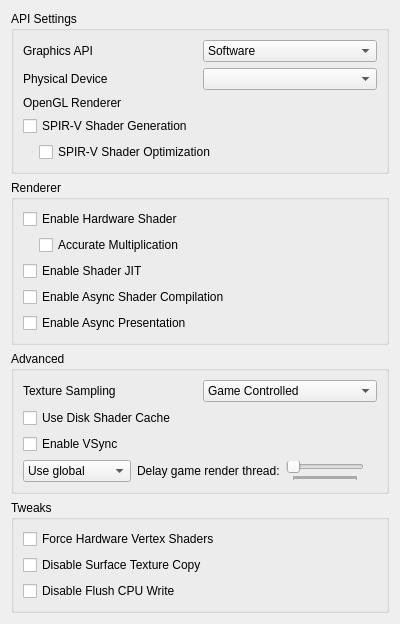
rtiangha/bravely-offline-citra, file src/citra_qt/configuration/configure_graphics.ui: the form before one commit.
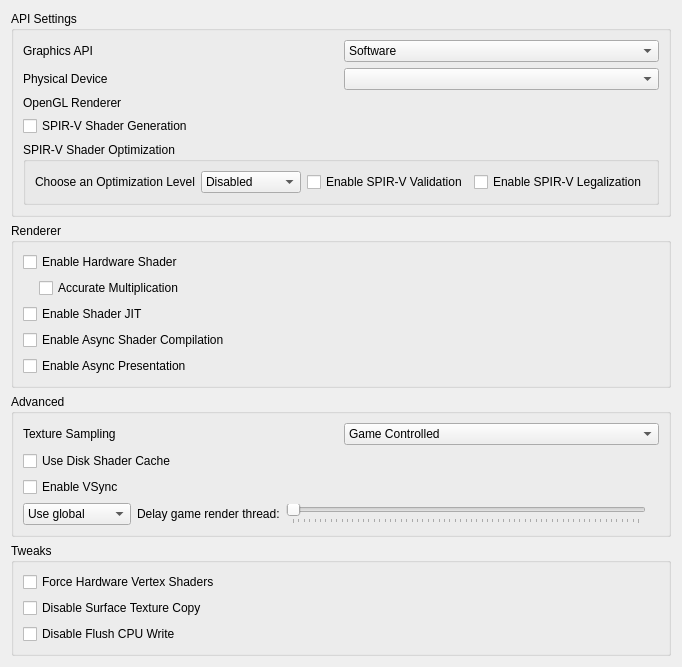
The form after the commit.

Commit message: citra_qt: Add spirv-opt options to set level, validation and legalization

```diff
--- a/src/citra_qt/configuration/configure_graphics.ui
+++ b/src/citra_qt/configuration/configure_graphics.ui
@@ -28,7 +28,7 @@
      <property name="title">
       <string>API Settings</string>
      </property>
-     <layout class="QVBoxLayout" name="verticalLayout_3">
+     <layout class="QVBoxLayout" name="verticalLayout_2">
       <item>
        <widget class="QWidget" name="graphics_api_group" native="true">
         <layout class="QHBoxLayout" name="graphics_api_group_2">
@@ -137,29 +137,73 @@
        </widget>
       </item>
       <item>
-       <widget class="QWidget" name="spirv_shader_group" native="true">
-        <layout class="QVBoxLayout" name="verticalLayout_8">
-         <property name="leftMargin">
-          <number>16</number>
-         </property>
-         <property name="topMargin">
-          <number>0</number>
-         </property>
-         <property name="rightMargin">
-          <number>0</number>
-         </property>
-         <property name="bottomMargin">
-          <number>0</number>
-         </property>
+       <widget class="QGroupBox" name="widget_optimize_spirv">
+        <property name="minimumSize">
+         <size>
+          <width>0</width>
+          <height>0</height>
+         </size>
+        </property>
+        <property name="title">
+         <string>SPIR-V Shader Optimization</string>
+        </property>
+        <layout class="QHBoxLayout" name="verticalLayout_3">
+         <item> 
+          <layout class="QHBoxLayout" name="horizontalLayout_1">
+           <item>
+            <widget class="QLabel" name="label_optimize_spirv">
+             <property name="toolTip">
+              <string>&lt;html&gt;&lt;head/&gt;&lt;body&gt;&lt;p&gt;Performs various optimizations on SPIR-V modules to improve performance and reduce size.&lt;/p&gt;&lt;p&gt;Make sure to empty the shader cache in the Citra folder before changing optimization level. The Citra folder can be accessed through the File menu.&lt;/p&gt;&lt;/body&gt;&lt;/html&gt;</string>
+             </property>
+             <property name="text">
+               <string>Choose an Optimization Level</string>
+             </property>
+            </widget>
+           </item>
+           <item>
+            <widget class="QComboBox" name="optimize_spirv_combobox">
+             <item>
+              <property name="text">
+                  <string>Disabled</string>
+              </property>
+             </item>
+             <item>
+              <property name="text">
+                  <string>Performance</string>
+              </property>
+             </item>
+             <item>
+              <property name="text">
+                  <string>Size</string>
+              </property>
+             </item>
+            </widget>
+           </item>
+          </layout>
+         </item>
          <item>
-          <widget class="QCheckBox" name="optimize_spirv_output">
-           <property name="toolTip">
-            <string>&lt;html&gt;&lt;head/&gt;&lt;body&gt;&lt;p&gt;Performs various optimizations on SPIR-V modules to improve performance and reduce size. &lt;/p&gt;&lt;p&gt;It can be used to “legalize” and reduce the size of SPIR-V shaders for Vulkan.&lt;/p&gt;&lt;p&gt;Aims to improve shader performance and reduce the overall size of SPIR-V modules.&lt;/p&gt;&lt;/body&gt;&lt;/html&gt;</string>
-           </property>
-           <property name="text">
-             <string>SPIR-V Shader Optimization</string>
-           </property>
-          </widget>
+          <layout class="QHBoxLayout" name="horizontalLayout_2">
+           <item>
+            <widget class="QCheckBox" name="toggle_spirv_validation">
+             <property name="toolTip">
+              <string>&lt;html&gt;&lt;head/&gt;&lt;body&gt;&lt;p&gt;Activate SPIR-V output validation. The validator checks validation rules described by the SPIR-V specification.&lt;/p&gt;&lt;p&gt;Ensures that outputs are valid and protects from bad inputs. Useful for debugging.&lt;/p&gt;&lt;/body&gt;&lt;/html&gt;</string>
+             </property>
+             <property name="text">
+              <string>Enable SPIR-V Validation</string>
+             </property>
+            </widget>
+           </item>
+           <item>
+            <widget class="QCheckBox" name="toggle_spirv_legalization">
+             <property name="toolTip">
+              <string>&lt;html&gt;&lt;head/&gt;&lt;body&gt;&lt;p&gt;Activate SPIR-V output legalization. Legalizes the SPIR-V code for Vulkan. Primarily used for HLSL shaders.&lt;/p&gt;&lt;/body&gt;&lt;/html&gt;</string>
+             </property>
+             <property name="text">
+              <string>Enable SPIR-V Legalization</string>
+             </property>
+            </widget>
+           </item>
+          </layout>
          </item>
         </layout>
        </widget>
@@ -172,7 +216,7 @@
      <property name="title">
       <string>Renderer</string>
      </property>
-     <layout class="QVBoxLayout" name="verticalLayout_6">
+     <layout class="QVBoxLayout" name="verticalLayout_4">
       <item>
        <widget class="QWidget" name="hw_renderer_group" native="true">
         <layout class="QVBoxLayout" name="verticalLayout_5">
@@ -200,7 +244,7 @@
          </item>
          <item>
           <widget class="QWidget" name="hw_shader_group" native="true">
-           <layout class="QVBoxLayout" name="verticalLayout_8">
+           <layout class="QVBoxLayout" name="verticalLayout_6">
             <property name="leftMargin">
              <number>16</number>
             </property>
@@ -267,10 +311,10 @@
      <property name="title">
       <string>Advanced</string>
      </property>
-     <layout class="QVBoxLayout" name="verticalLayout_2">
+     <layout class="QVBoxLayout" name="verticalLayout_7">
       <item>
        <widget class="QWidget" name="widget_texture_sampling" native="true">
-        <layout class="QHBoxLayout" name="horizontalLayout_2">
+        <layout class="QHBoxLayout" name="horizontalLayout_3">
          <property name="leftMargin">
           <number>0</number>
          </property>
@@ -420,7 +464,7 @@
      <property name="title">
       <string>Tweaks</string>
      </property>
-     <layout class="QVBoxLayout" name="verticalLayout_4">
+     <layout class="QVBoxLayout" name="verticalLayout_8">
       <item>
        <widget class="QCheckBox" name="toggle_force_hw_vertex_shaders">
         <property name="toolTip">
```
Left out of the diff: 2 changed lines with no effect on the pictures. The commit also changes 10 other files.
